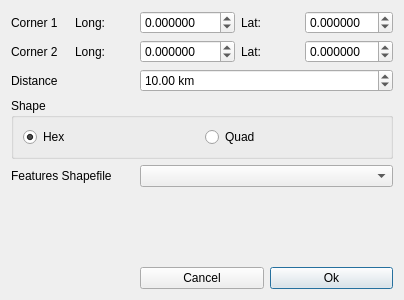
The window that qtgui/creategraphdialog.ui (frabas/DISPLACE_GUI) describes before a commit, drawn with Qt 5.
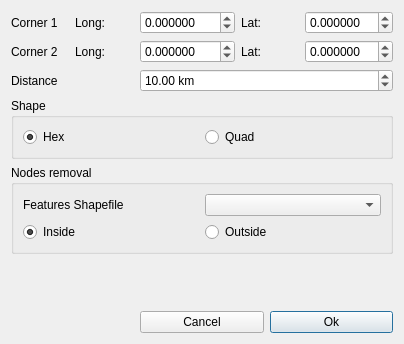
The same window after the commit.

Commit message: Create Graph: allow the user to select if remove nodes inside/outside SHP

Patch:
```diff
--- a/qtgui/creategraphdialog.ui
+++ b/qtgui/creategraphdialog.ui
@@ -7,20 +7,13 @@
     <x>0</x>
     <y>0</y>
     <width>404</width>
-    <height>300</height>
+    <height>344</height>
    </rect>
   </property>
   <property name="windowTitle">
    <string>Create Graph</string>
   </property>
   <layout class="QGridLayout" name="gridLayout">
-   <item row="4" column="0" colspan="2">
-    <widget class="QLabel" name="label_8">
-     <property name="text">
-      <string>Features Shapefile</string>
-     </property>
-    </widget>
-   </item>
    <item row="1" column="2">
     <widget class="QDoubleSpinBox" name="long2">
      <property name="decimals">
@@ -41,7 +34,7 @@
      </property>
     </widget>
    </item>
-   <item row="6" column="2" colspan="3">
+   <item row="7" column="2" colspan="3">
     <layout class="QHBoxLayout" name="horizontalLayout">
      <item>
       <widget class="QPushButton" name="cmdCancel">
@@ -136,7 +129,7 @@
      </property>
     </widget>
    </item>
-   <item row="5" column="3">
+   <item row="6" column="3">
     <spacer name="verticalSpacer">
      <property name="orientation">
       <enum>Qt::Vertical</enum>
@@ -149,9 +142,6 @@
      </property>
     </spacer>
    </item>
-   <item row="4" column="2" colspan="3">
-    <widget class="QComboBox" name="shapefile"/>
-   </item>
    <item row="3" column="0" colspan="5">
     <widget class="QGroupBox" name="groupBox">
      <property name="title">
@@ -204,6 +194,42 @@
      </property>
     </widget>
    </item>
+   <item row="5" column="0" colspan="5">
+    <widget class="QGroupBox" name="groupBox_2">
+     <property name="title">
+      <string>Nodes removal</string>
+     </property>
+     <layout class="QGridLayout" name="gridLayout_3">
+      <item row="0" column="0">
+       <widget class="QLabel" name="label_8">
+        <property name="text">
+         <string>Features Shapefile</string>
+        </property>
+       </widget>
+      </item>
+      <item row="0" column="1">
+       <widget class="QComboBox" name="shapefile"/>
+      </item>
+      <item row="1" column="0">
+       <widget class="QRadioButton" name="removeInside">
+        <property name="text">
+         <string>Inside</string>
+        </property>
+        <property name="checked">
+         <bool>true</bool>
+        </property>
+       </widget>
+      </item>
+      <item row="1" column="1">
+       <widget class="QRadioButton" name="removeOutside">
+        <property name="text">
+         <string>Outside</string>
+        </property>
+       </widget>
+      </item>
+     </layout>
+    </widget>
+   </item>
   </layout>
  </widget>
  <tabstops>
```
Left out of the diff: 27 changed lines with no effect on the pictures. The commit also changes 5 other files.
